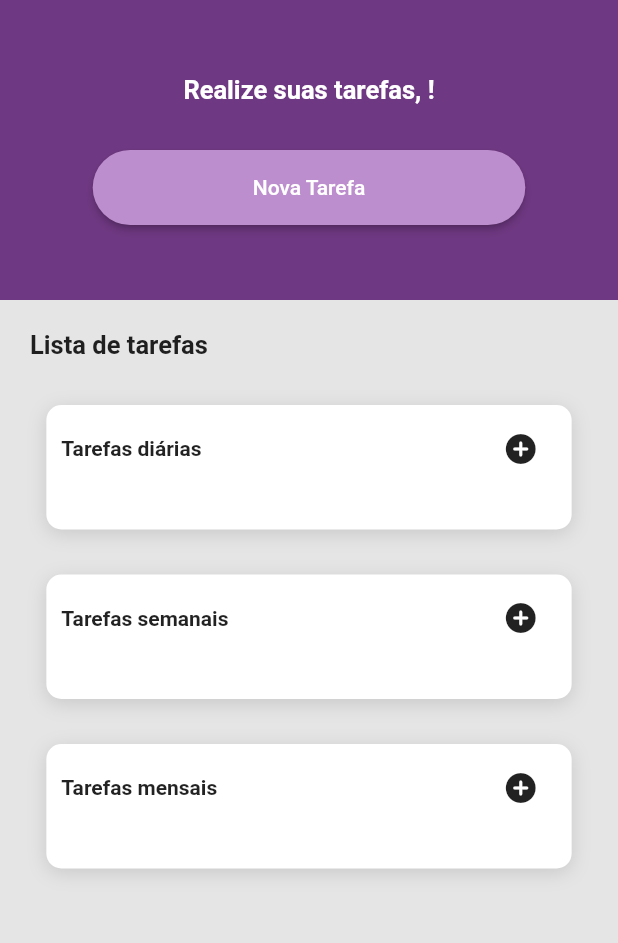
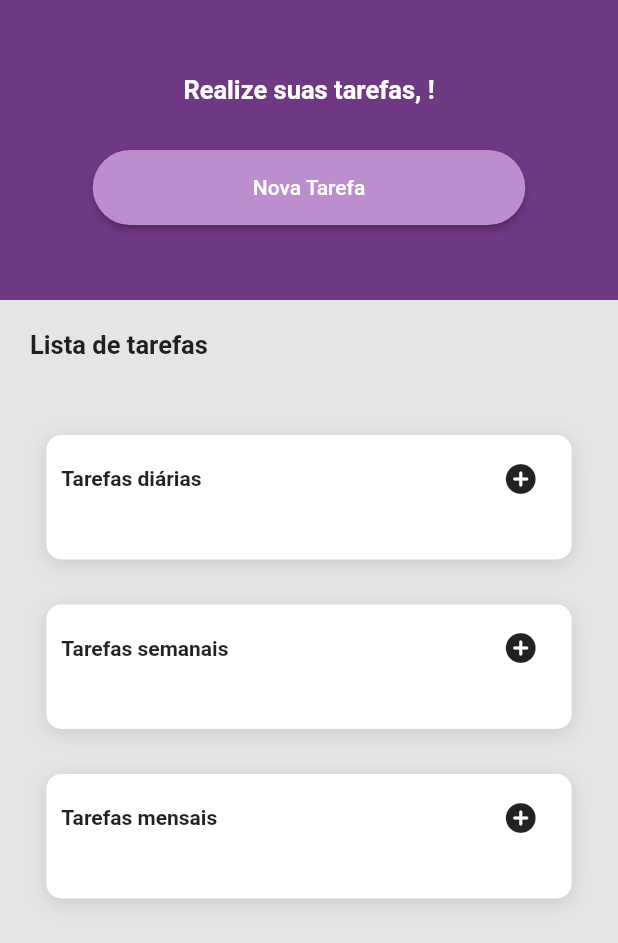
Before and after one commit to jpedrosouza/to_do_app_community, a Flutter app: the HomePage screen opened directly, on a phone screen of 412 x 824 dp. Shown: the top 943 px of the screen. Run offline on Flutter 3.47's test engine with Material 2 defaults, Android fonts, the phone set to English and light mode, and no system bars; our stand-ins replace cloud_firestore, firebase_auth, firebase_core, flutter_mobx, mobx; accounts and stored records are empty; generated files the repository leaves out were written again.

Commit message:
removed parameter from TasksContainer widget and added padding

```diff
--- a/lib/src/pages/home.dart
+++ b/lib/src/pages/home.dart
@@ -92,6 +92,6 @@
   }
 
   Widget tasks() {
-    return const TasksContainer([]);
+    return const TasksContainer();
   }
 }
--- a/lib/src/widgets/tasks_container.dart
+++ b/lib/src/widgets/tasks_container.dart
@@ -1,13 +1,10 @@
 import 'package:flutter/material.dart';
 import 'package:flutter_mobx/flutter_mobx.dart';
 import 'package:to_do_app_community/src/controllers/tasks_container_widget_controller/tasks_container_widget_controller.dart';
-import 'package:to_do_app_community/src/database/models/task.dart';
 import 'package:to_do_app_community/src/widgets/task_item.dart';
 
 class TasksContainer extends StatefulWidget {
-  final List<Task> tasks;
-
-  const TasksContainer(this.tasks, {Key? key}) : super(key: key);
+  const TasksContainer({Key? key}) : super(key: key);
 
   @override
   State<TasksContainer> createState() => _TasksContainerState();
@@ -25,16 +22,17 @@
   @override
   Widget build(BuildContext context) {
     return Observer(
-      builder: (_) => Column(
-        crossAxisAlignment: CrossAxisAlignment.center,
-        mainAxisAlignment: MainAxisAlignment.center,
-        children: [
-          dailyTasks(),
-          Padding(
-              padding: const EdgeInsets.only(top: 30), child: weeklyTasks()),
-          Padding(
-              padding: const EdgeInsets.only(top: 30), child: monthlyTasks()),
-        ],
+      builder: (_) => Container(
+        padding: const EdgeInsets.all(20),
+        child: Column(
+          crossAxisAlignment: CrossAxisAlignment.center,
+          mainAxisAlignment: MainAxisAlignment.center,
+          children: [
+            Padding(padding: const EdgeInsets.only(top: 0), child: dailyTasks()),
+            Padding(padding: const EdgeInsets.only(top: 30), child: weeklyTasks()),
+            Padding(padding: const EdgeInsets.only(top: 30), child: monthlyTasks()),
+          ],
+        ),
       ),
     );
   }
```
